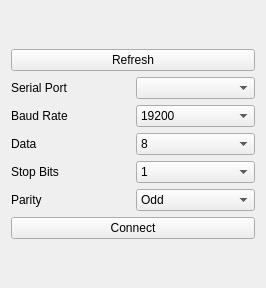
balsini/QCereal, file src/serialsetup.ui: the form before one commit.
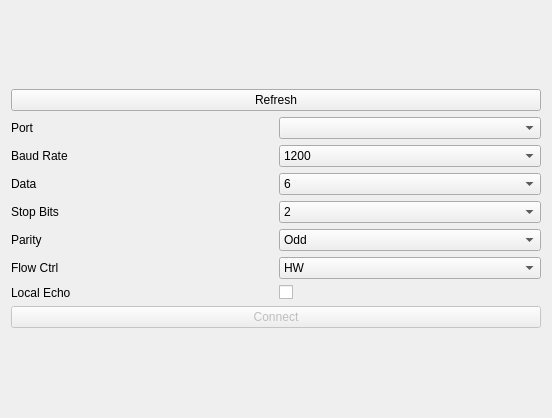
The form after the commit.

Commit message: Improved serial port parameter selection

Patch:
```diff
--- a/src/serialsetup.ui
+++ b/src/serialsetup.ui
@@ -6,8 +6,8 @@
    <rect>
     <x>0</x>
     <y>0</y>
-    <width>266</width>
-    <height>288</height>
+    <width>552</width>
+    <height>418</height>
    </rect>
   </property>
   <property name="windowTitle">
@@ -17,7 +17,7 @@
    <item row="0" column="0">
     <layout class="QVBoxLayout" name="verticalLayout">
      <item>
-      <widget class="QPushButton" name="buttonRefresh">
+      <widget class="QPushButton" name="refreshButton">
        <property name="text">
         <string>Refresh</string>
        </property>
@@ -28,12 +28,12 @@
        <item>
         <widget class="QLabel" name="label">
          <property name="text">
-          <string>Serial Port</string>
+          <string>Port</string>
          </property>
         </widget>
        </item>
        <item>
-        <widget class="QComboBox" name="comboPort"/>
+        <widget class="QComboBox" name="portCombo"/>
        </item>
       </layout>
      </item>
@@ -47,20 +47,10 @@
         </widget>
        </item>
        <item>
-        <widget class="QComboBox" name="comboBaud">
+        <widget class="QComboBox" name="baudCombo">
          <property name="currentIndex">
-          <number>7</number>
+          <number>0</number>
          </property>
-         <item>
-          <property name="text">
-           <string>300</string>
-          </property>
-         </item>
-         <item>
-          <property name="text">
-           <string>600</string>
-          </property>
-         </item>
          <item>
           <property name="text">
            <string>1200</string>
@@ -81,51 +71,26 @@
            <string>9600</string>
           </property>
          </item>
-         <item>
-          <property name="text">
-           <string>14400</string>
-          </property>
-         </item>
          <item>
           <property name="text">
            <string>19200</string>
           </property>
          </item>
-         <item>
-          <property name="text">
-           <string>28800</string>
-          </property>
-         </item>
          <item>
           <property name="text">
            <string>38400</string>
           </property>
          </item>
-         <item>
-          <property name="text">
-           <string>56000</string>
-          </property>
-         </item>
          <item>
           <property name="text">
            <string>57600</string>
           </property>
          </item>
-         <item>
-          <property name="text">
-           <string>128000</string>
-          </property>
-         </item>
          <item>
           <property name="text">
            <string>115200</string>
           </property>
          </item>
-         <item>
-          <property name="text">
-           <string>256000</string>
-          </property>
-         </item>
         </widget>
        </item>
       </layout>
@@ -140,9 +105,9 @@
         </widget>
        </item>
        <item>
-        <widget class="QComboBox" name="comboData">
+        <widget class="QComboBox" name="dataCombo">
          <property name="currentIndex">
-          <number>3</number>
+          <number>1</number>
          </property>
          <item>
           <property name="text">
@@ -178,9 +143,9 @@
         </widget>
        </item>
        <item>
-        <widget class="QComboBox" name="comboStop">
+        <widget class="QComboBox" name="stopCombo">
          <property name="currentIndex">
-          <number>0</number>
+          <number>2</number>
          </property>
          <item>
           <property name="text">
@@ -211,7 +176,7 @@
         </widget>
        </item>
        <item>
-        <widget class="QComboBox" name="comboParity">
+        <widget class="QComboBox" name="parityCombo">
          <property name="currentIndex">
           <number>2</number>
          </property>
@@ -245,7 +210,64 @@
       </layout>
      </item>
      <item>
-      <widget class="QPushButton" name="buttonConnect">
+      <layout class="QHBoxLayout" name="horizontalLayout_7">
+       <item>
+        <widget class="QLabel" name="label_7">
+         <property name="text">
+          <string>Flow Ctrl</string>
+         </property>
+        </widget>
+       </item>
+       <item>
+        <widget class="QComboBox" name="flowCombo">
+         <property name="currentIndex">
+          <number>2</number>
+         </property>
+         <item>
+          <property name="text">
+           <string>None</string>
+          </property>
+         </item>
+         <item>
+          <property name="text">
+           <string>SW</string>
+          </property>
+         </item>
+         <item>
+          <property name="text">
+           <string>HW</string>
+          </property>
+         </item>
+        </widget>
+       </item>
+      </layout>
+     </item>
+     <item>
+      <layout class="QHBoxLayout" name="horizontalLayout_6">
+       <item>
+        <widget class="QLabel" name="label_6">
+         <property name="text">
+          <string>Local Echo</string>
+         </property>
+        </widget>
+       </item>
+       <item>
+        <widget class="QCheckBox" name="echoCheckBox">
+         <property name="text">
+          <string/>
+         </property>
+         <property name="checked">
+          <bool>false</bool>
+         </property>
+        </widget>
+       </item>
+      </layout>
+     </item>
+     <item>
+      <widget class="QPushButton" name="connectButton">
+       <property name="enabled">
+        <bool>false</bool>
+       </property>
        <property name="text">
         <string>Connect</string>
        </property>
```
Left out of the diff: 148 changed lines with no effect on the pictures. The commit also changes 5 other files.
